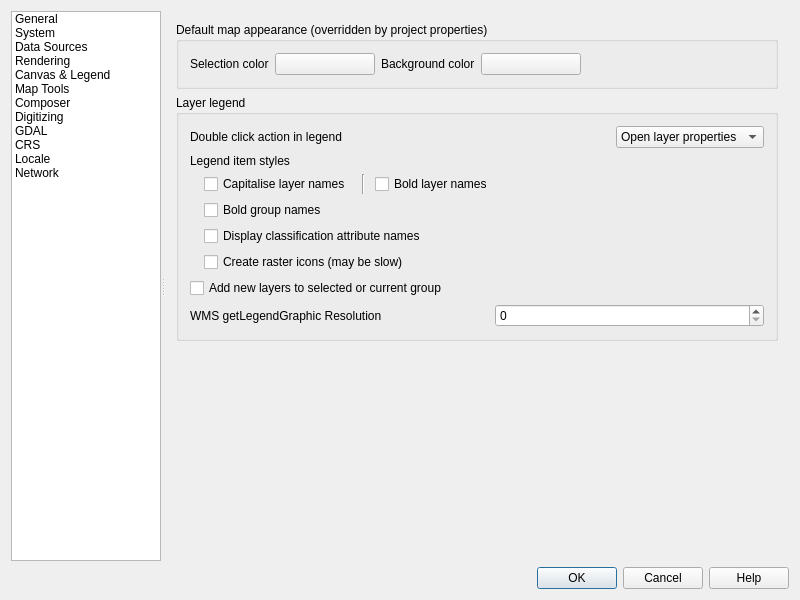
Before: the Qt Designer form src/ui/qgsoptionsbase.ui in qgis/QGIS, drawn with Qt 5.
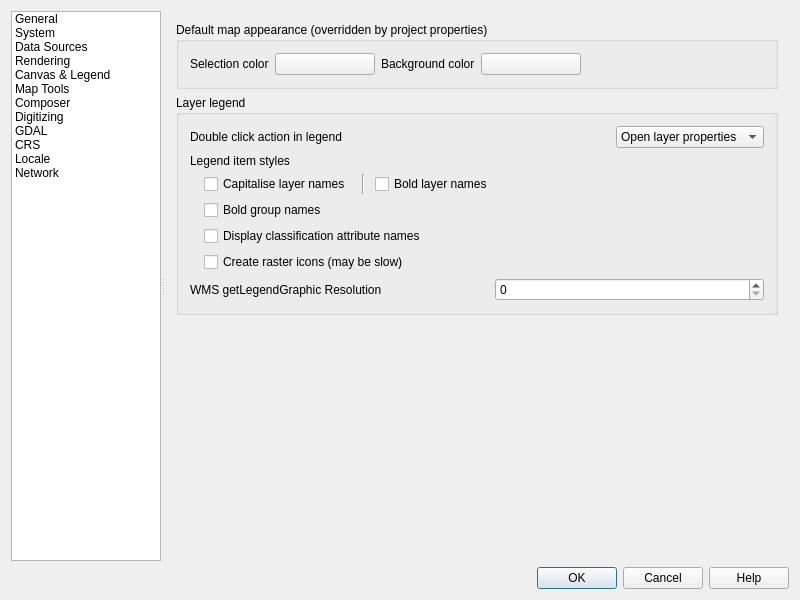
After: the same form once the commit is applied. The open tabs and pages were chosen to show the change. Icons and pictures are not drawn. Custom widgets are drawn as their Qt base class.

Commit message: Remove deprecated option "add new layers to the current group" (now always on)

The edit to the form file:
```diff
--- a/src/ui/qgsoptionsbase.ui
+++ b/src/ui/qgsoptionsbase.ui
@@ -2504,13 +2504,6 @@
                     </item>
                    </layout>
                   </item>
-                  <item>
-                   <widget class="QCheckBox" name="cbxAddNewLayersToCurrentGroup">
-                    <property name="text">
-                     <string>Add new layers to selected or current group</string>
-                    </property>
-                   </widget>
-                  </item>
                   <item>
                    <layout class="QHBoxLayout" name="horizontalLayout_34">
                     <item>
```
The commit also changes 1 other file.
